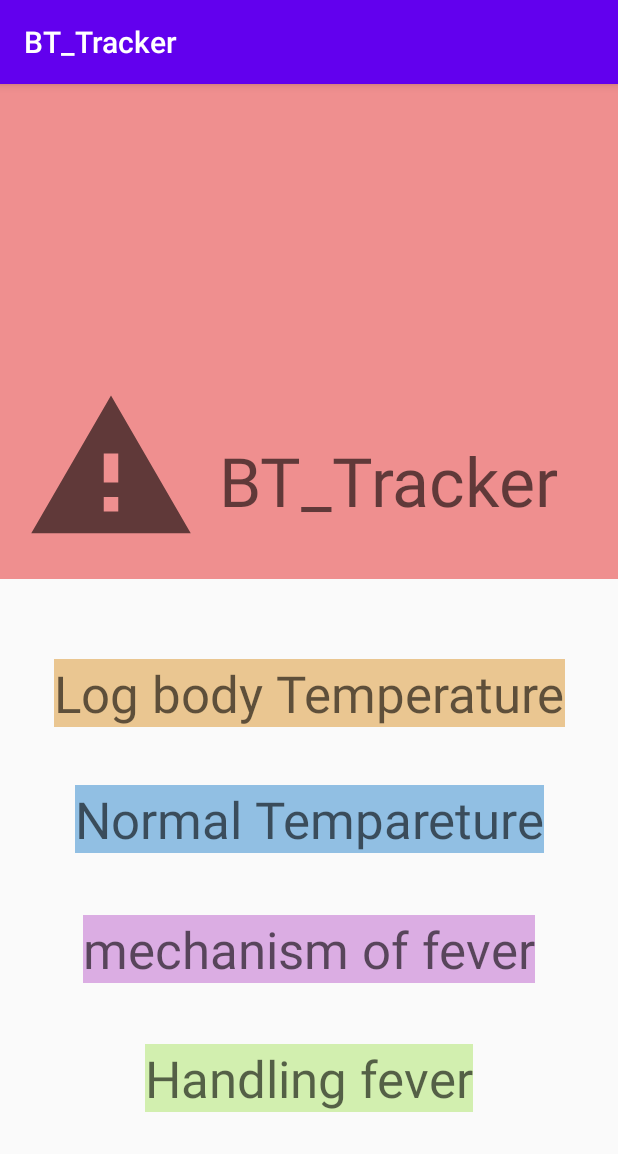
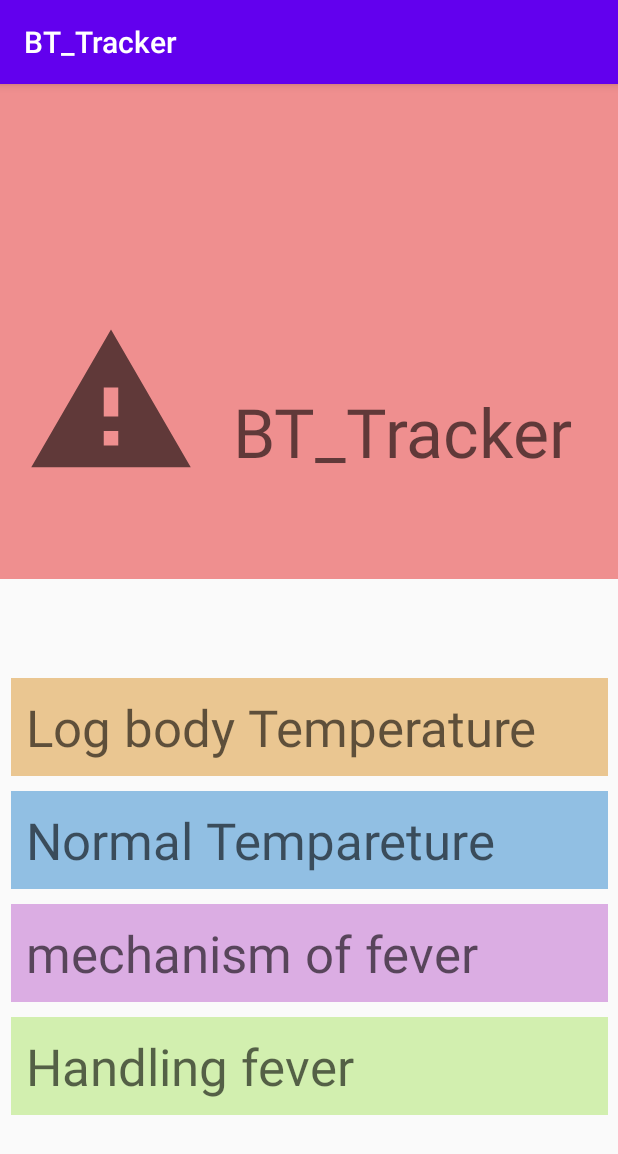
Before and after one commit to morotamorota/BT_Tracker, an Android app: the screen it shows after launch (MainActivity), on a phone screen of 412 x 824 dp. Shown: the top 1154 px of the screen. Run offline under Robolectric (Android 15) with nearby library versions, the phone set to English and light mode, and no system bars.

Commit message:
styled up Button 2.3.4

```diff
--- a/app/src/main/java/com/example/bt_tracker/Handling_activity.java
+++ b/app/src/main/java/com/example/bt_tracker/Handling_activity.java
@@ -2,7 +2,10 @@ package com.example.bt_tracker;
 
 import androidx.appcompat.app.AppCompatActivity;
 
+import android.content.Intent;
+import android.net.Uri;
 import android.os.Bundle;
+import android.view.View;
 
 public class Handling_activity extends AppCompatActivity {
 
@@ -11,4 +14,9 @@ public class Handling_activity extends AppCompatActivity {
         super.onCreate(savedInstanceState);
         setContentView(R.layout.activity_handling_activity);
     }
+
+    public void goToGod_help(View view) {
+        Intent Ohmygod = new Intent(Intent.ACTION_VIEW, Uri.parse("https://www.healthline.com/health/how-to-break-a-fever#TOC_TITLE_HDR_1"));
+        startActivity(Ohmygod);
+    }
 }
--- a/app/src/main/java/com/example/bt_tracker/Mechanism_activity.java
+++ b/app/src/main/java/com/example/bt_tracker/Mechanism_activity.java
@@ -2,7 +2,10 @@ package com.example.bt_tracker;
 
 import androidx.appcompat.app.AppCompatActivity;
 
+import android.content.Intent;
+import android.net.Uri;
 import android.os.Bundle;
+import android.view.View;
 
 public class Mechanism_activity extends AppCompatActivity {
 
@@ -11,4 +14,9 @@ public class Mechanism_activity extends AppCompatActivity {
         super.onCreate(savedInstanceState);
         setContentView(R.layout.activity_mechanism_activity);
     }
+
+    public void goTofall_in_LOVE(View view) {
+        Intent TrueLOVE = new Intent(Intent.ACTION_VIEW, Uri.parse("https://www.shutterstock.com/ja/search/its+ok"));
+        startActivity(TrueLOVE);
+    }
 }
--- a/app/src/main/res/layout/activity_handling_activity.xml
+++ b/app/src/main/res/layout/activity_handling_activity.xml
@@ -19,12 +19,13 @@
         app:layout_constraintVertical_bias="0.19" />
 
     <TextView
-        android:id="@+id/textView11"
+        android:id="@+id/God_help"
         android:layout_width="wrap_content"
         android:layout_height="wrap_content"
         android:background="#9873DA"
         android:text="Help me bro!!!!!"
         android:textAppearance="@style/TextAppearance.AppCompat.Display2"
+        android:onClick="goToGod_help"
         app:layout_constraintBottom_toBottomOf="parent"
         app:layout_constraintEnd_toEndOf="parent"
         app:layout_constraintStart_toStartOf="parent"
--- a/app/src/main/res/layout/activity_main.xml
+++ b/app/src/main/res/layout/activity_main.xml
@@ -23,10 +23,10 @@
         android:textAppearance="@style/TextAppearance.AppCompat.Display2"
         app:layout_constraintBottom_toBottomOf="@+id/view"
         app:layout_constraintEnd_toEndOf="parent"
-        app:layout_constraintHorizontal_bias="0.786"
+        app:layout_constraintHorizontal_bias="0.836"
         app:layout_constraintStart_toStartOf="parent"
         app:layout_constraintTop_toTopOf="parent"
-        app:layout_constraintVertical_bias="0.869" />
+        app:layout_constraintVertical_bias="0.747" />
 
     <ImageView
         android:id="@+id/imageView"
@@ -34,64 +34,86 @@
         android:layout_height="120dp"
         android:layout_marginStart="16dp"
         android:layout_marginLeft="16dp"
-        android:layout_marginTop="196dp"
+        android:layout_marginTop="152dp"
         app:layout_constraintStart_toStartOf="parent"
         app:layout_constraintTop_toTopOf="parent"
         app:srcCompat="?android:attr/alertDialogIcon" />
 
-    <TextView
-        android:id="@+id/Button_2nd"
-        android:layout_width="wrap_content"
-        android:layout_height="wrap_content"
-        android:background="#91BFE3"
-        android:text="Normal Tempareture"
-        android:textAppearance="@style/TextAppearance.AppCompat.Display1"
-        android:onClick="goToNormal_activity"
+    <LinearLayout
+        android:layout_width="398dp"
+        android:layout_height="302dp"
+        android:orientation="vertical"
         app:layout_constraintBottom_toBottomOf="parent"
         app:layout_constraintEnd_toEndOf="parent"
         app:layout_constraintStart_toStartOf="parent"
-        app:layout_constraintTop_toBottomOf="@+id/view"
-        app:layout_constraintVertical_bias="0.35000002" />
+        app:layout_constraintTop_toTopOf="parent"
+        app:layout_constraintVertical_bias="0.85">
+
+        <TextView
+            android:id="@+id/Button_1st"
+            android:layout_width="match_parent"
+            android:layout_height="wrap_content"
+            android:background="#EAC691"
+            android:onClick="goToLog_activity"
+            android:paddingLeft="10dp"
+            android:paddingTop="10dp"
+            android:paddingBottom="10dp"
+            android:text="Log body Temperature"
+            android:textAppearance="@style/TextAppearance.AppCompat.Display1" />
+
+        <View
+            android:id="@+id/view4"
+            android:layout_width="match_parent"
+            android:layout_height="10dp" />
+
+        <TextView
+            android:id="@+id/Button_2nd"
+            android:layout_width="match_parent"
+            android:layout_height="wrap_content"
+            android:background="#91BFE3"
+            android:onClick="goToNormal_activity"
+            android:paddingLeft="10dp"
+            android:paddingTop="10dp"
+            android:paddingBottom="10dp"
+            android:text="Normal Tempareture"
+            android:textAppearance="@style/TextAppearance.AppCompat.Display1" />
+
+        <View
+            android:id="@+id/view6"
+            android:layout_width="match_parent"
+            android:layout_height="10dp" />
 
         <TextView
             android:id="@+id/Button_3rd"
-        android:layout_width="wrap_content"
+            android:layout_width="match_parent"
             android:layout_height="wrap_content"
             android:background="#DBADE3"
+            android:onClick="goToMechanism_activity"
+            android:paddingLeft="10dp"
+            android:paddingTop="10dp"
+            android:paddingBottom="10dp"
             android:text="mechanism of fever"
-        android:textAppearance="@style/TextAppearance.AppCompat.Display1"
-        android:onClick="goToMechanism_activity"
-        app:layout_constraintBottom_toBottomOf="parent"
-        app:layout_constraintEnd_toEndOf="parent"
-        app:layout_constraintStart_toStartOf="parent"
-        app:layout_constraintTop_toBottomOf="@+id/view"
-        app:layout_constraintVertical_bias="0.57" />
+            android:textAppearance="@style/TextAppearance.AppCompat.Display1" />
+
+        <View
+            android:id="@+id/view8"
+            android:layout_width="match_parent"
+            android:layout_height="10dp"
+            android:paddingLeft="10dp"
+            android:paddingTop="10dp"
+            android:paddingBottom="10dp" />
 
         <TextView
             android:id="@+id/Button_4th"
-        android:layout_width="wrap_content"
+            android:layout_width="match_parent"
             android:layout_height="wrap_content"
             android:background="#D2EFAF"
+            android:onClick="goToHandling_activity"
+            android:paddingLeft="10dp"
+            android:paddingTop="10dp"
+            android:paddingBottom="10dp"
             android:text="Handling fever"
-        android:textAppearance="@style/TextAppearance.AppCompat.Display1"
-        android:onClick="goToHandling_activity"
-        app:layout_constraintBottom_toBottomOf="parent"
-        app:layout_constraintEnd_toEndOf="parent"
-        app:layout_constraintStart_toStartOf="parent"
-        app:layout_constraintTop_toBottomOf="@+id/view"
-        app:layout_constraintVertical_bias="0.79" />
+            android:textAppearance="@style/TextAppearance.AppCompat.Display1" />
+    </LinearLayout>
 
-    <TextView
-        android:id="@+id/Button_1st"
-        android:layout_width="wrap_content"
-        android:layout_height="wrap_content"
-        android:background="#EAC691"
-        android:text="Log body Temperature"
-        android:textAppearance="@style/TextAppearance.AppCompat.Display1"
-        android:onClick="goToLog_activity"
-        app:layout_constraintBottom_toBottomOf="parent"
-        app:layout_constraintEnd_toEndOf="parent"
-        app:layout_constraintStart_toStartOf="parent"
-        app:layout_constraintTop_toBottomOf="@+id/view"
-        app:layout_constraintVertical_bias="0.135" />
 </androidx.constraintlayout.widget.ConstraintLayout>
--- a/app/src/main/res/layout/activity_mechanism_activity.xml
+++ b/app/src/main/res/layout/activity_mechanism_activity.xml
@@ -20,12 +20,13 @@
         app:layout_constraintVertical_bias="0.217" />
 
     <TextView
-        android:id="@+id/textView9"
+        android:id="@+id/Fall_in_LOVE"
         android:layout_width="wrap_content"
         android:layout_height="wrap_content"
         android:background="#EAE197"
         android:text="Why do we have fever?"
         android:textAppearance="@style/TextAppearance.AppCompat.Display1"
+        android:onClick="goTofall_in_LOVE"
         app:layout_constraintBottom_toBottomOf="parent"
         app:layout_constraintEnd_toEndOf="parent"
         app:layout_constraintStart_toStartOf="parent"
```
Lines whose indentation alone changed are shown as unchanged.
